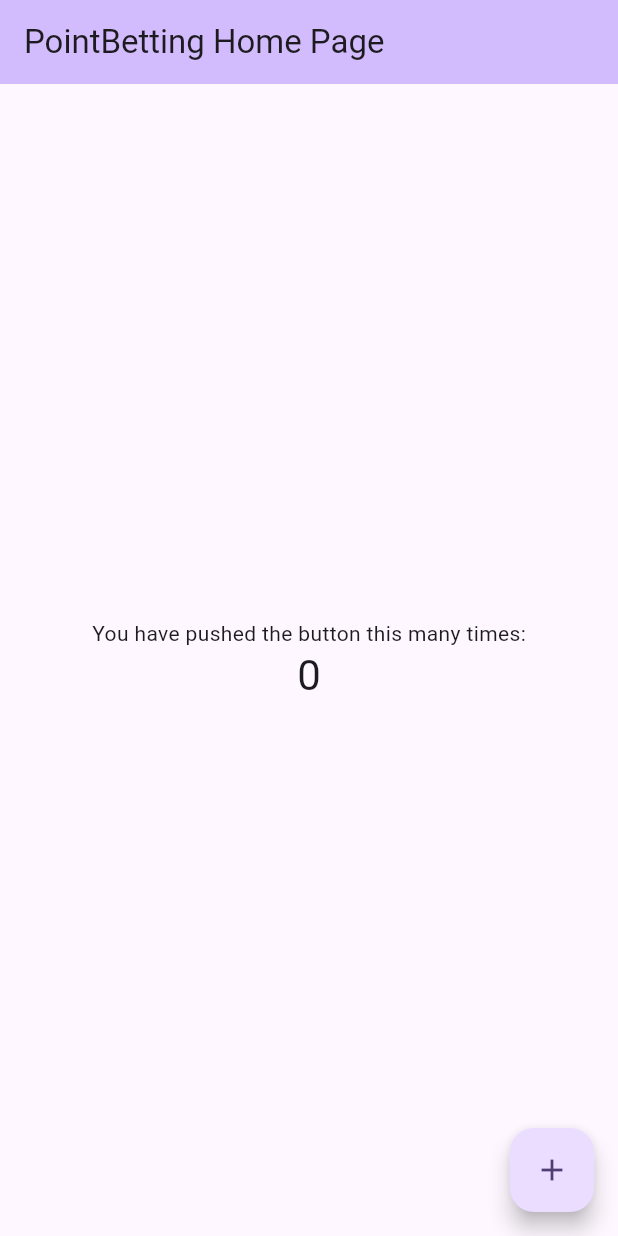
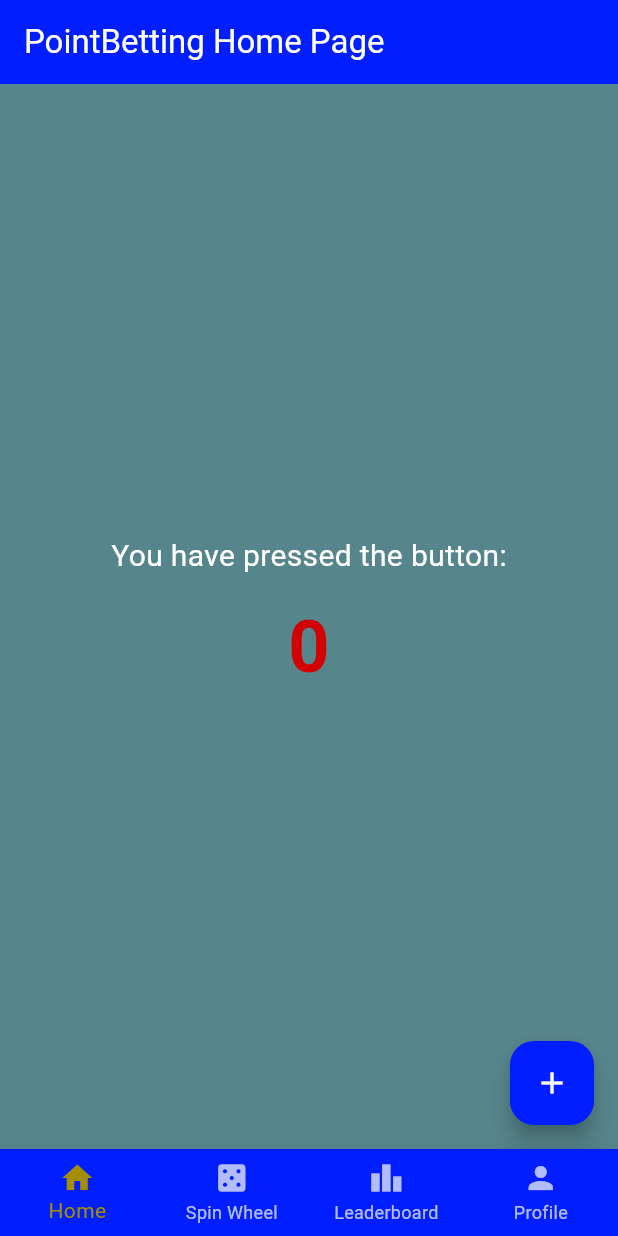
Before and after one commit to Aarhus-tech-project/app-teampointbetting, a Flutter app: the screen it shows after launch, on a phone screen of 412 x 824 dp. Run offline on Flutter 3.47's test engine with Material 3 defaults, Android fonts, the phone set to English and light mode, and no system bars.

Commit message:
added a BottomNavigationBar with the 4 main pages, and color pallet

```diff
--- a/frontend/point_betting/lib/main.dart
+++ b/frontend/point_betting/lib/main.dart
@@ -1,4 +1,16 @@
 import 'package:flutter/material.dart';
+import 'pages/HomePage.dart';
+import 'pages/SpinWheelPage.dart';
+import 'pages/LeaderboardPage.dart';
+import 'pages/ProfilePage.dart';
+
+// Refined color palette
+const Color bgColor = Color(0xFF56858B);       // teal background
+const Color accentBlue = Color(0xFF001EFF);    // AppBar & FAB
+const Color goldColor = Color(0xFFA58D00);     // selected items
+const Color redColor = Color(0xFFD20202);      // counters/alerts
+const Color whiteColor = Color(0xFFFFFFFF);    // text
+const Color white70 = Color(0xB3FFFFFF);       // unselected
 
 void main() {
   runApp(const MyApp());
@@ -7,116 +19,74 @@ void main() {
 class MyApp extends StatelessWidget {
   const MyApp({super.key});
 
-  // This widget is the root of your application.
   @override
   Widget build(BuildContext context) {
     return MaterialApp(
-      title: 'Flutter Demo',
+      title: 'PointBetting',
       theme: ThemeData(
-        // This is the theme of your application.
-        //
-        // TRY THIS: Try running your application with "flutter run". You'll see
-        // the application has a purple toolbar. Then, without quitting the app,
-        // try changing the seedColor in the colorScheme below to Colors.green
-        // and then invoke "hot reload" (save your changes or press the "hot
-        // reload" button in a Flutter-supported IDE, or press "r" if you used
-        // the command line to start the app).
-        //
-        // Notice that the counter didn't reset back to zero; the application
-        // state is not lost during the reload. To reset the state, use hot
-        // restart instead.
-        //
-        // This works for code too, not just values: Most code changes can be
-        // tested with just a hot reload.
-        colorScheme: ColorScheme.fromSeed(seedColor: Colors.deepPurple),
+        scaffoldBackgroundColor: bgColor,
+        appBarTheme: const AppBarTheme(
+          backgroundColor: accentBlue,
+          foregroundColor: whiteColor,
+        ),
+        bottomNavigationBarTheme: const BottomNavigationBarThemeData(
+          backgroundColor: accentBlue,
+          selectedItemColor: goldColor,
+          unselectedItemColor: white70,
+        ),
+        floatingActionButtonTheme: const FloatingActionButtonThemeData(
+          backgroundColor: accentBlue,
+          foregroundColor: whiteColor,
+        ),
       ),
-      home: const MyHomePage(title: 'PointBetting Home Page'),
+      home: const MainPage(title: 'PointBetting Home Page'),
     );
   }
 }
 
-class MyHomePage extends StatefulWidget {
-  const MyHomePage({super.key, required this.title});
-
-  // This widget is the home page of your application. It is stateful, meaning
-  // that it has a State object (defined below) that contains fields that affect
-  // how it looks.
-
-  // This class is the configuration for the state. It holds the values (in this
-  // case the title) provided by the parent (in this case the App widget) and
-  // used by the build method of the State. Fields in a Widget subclass are
-  // always marked "final".
-
+class MainPage extends StatefulWidget {
+  const MainPage({super.key, required this.title});
   final String title;
 
   @override
-  State<MyHomePage> createState() => _MyHomePageState();
+  State<MainPage> createState() => _MainPageState();
 }
 
-class _MyHomePageState extends State<MyHomePage> {
-  int _counter = 0;
+class _MainPageState extends State<MainPage> {
+  int _selectedIndex = 0;
 
-  void _incrementCounter() {
+  final List<Widget> _pages = const [
+    HomePage(),
+    SpinWheelPage(),
+    LeaderboardPage(),
+    ProfilePage(),
+  ];
+
+  void _onTabTapped(int index) {
     setState(() {
-      // This call to setState tells the Flutter framework that something has
-      // changed in this State, which causes it to rerun the build method below
-      // so that the display can reflect the updated values. If we changed
-      // _counter without calling setState(), then the build method would not be
-      // called again, and so nothing would appear to happen.
-      _counter++;
+      _selectedIndex = index;
     });
   }
 
   @override
   Widget build(BuildContext context) {
-    // This method is rerun every time setState is called, for instance as done
-    // by the _incrementCounter method above.
-    //
-    // The Flutter framework has been optimized to make rerunning build methods
-    // fast, so that you can just rebuild anything that needs updating rather
-    // than having to individually change instances of widgets.
     return Scaffold(
-      appBar: AppBar(
-        // TRY THIS: Try changing the color here to a specific color (to
-        // Colors.amber, perhaps?) and trigger a hot reload to see the AppBar
-        // change color while the other colors stay the same.
-        backgroundColor: Theme.of(context).colorScheme.inversePrimary,
-        // Here we take the value from the MyHomePage object that was created by
-        // the App.build method, and use it to set our appbar title.
-        title: Text(widget.title),
+      appBar: AppBar(title: Text(widget.title)),
+      body: _pages[_selectedIndex],
+      bottomNavigationBar: BottomNavigationBar(
+        type: BottomNavigationBarType.fixed,
+        currentIndex: _selectedIndex,
+        onTap: _onTabTapped,
+        selectedItemColor: goldColor,
+        unselectedItemColor: white70,
+        backgroundColor: accentBlue,
+        items: const [
+          BottomNavigationBarItem(icon: Icon(Icons.home), label: "Home"),
+          BottomNavigationBarItem(icon: Icon(Icons.casino), label: "Spin Wheel"),
+          BottomNavigationBarItem(icon: Icon(Icons.leaderboard), label: "Leaderboard"),
+          BottomNavigationBarItem(icon: Icon(Icons.person), label: "Profile"),
+        ],
       ),
-      body: Center(
-        // Center is a layout widget. It takes a single child and positions it
-        // in the middle of the parent.
-        child: Column(
-          // Column is also a layout widget. It takes a list of children and
-          // arranges them vertically. By default, it sizes itself to fit its
-          // children horizontally, and tries to be as tall as its parent.
-          //
-          // Column has various properties to control how it sizes itself and
-          // how it positions its children. Here we use mainAxisAlignment to
-          // center the children vertically; the main axis here is the vertical
-          // axis because Columns are vertical (the cross axis would be
-          // horizontal).
-          //
-          // TRY THIS: Invoke "debug painting" (choose the "Toggle Debug Paint"
-          // action in the IDE, or press "p" in the console), to see the
-          // wireframe for each widget.
-          mainAxisAlignment: MainAxisAlignment.center,
-          children: <Widget>[
-            const Text('You have pushed the button this many times:'),
-            Text(
-              '$_counter',
-              style: Theme.of(context).textTheme.headlineMedium,
-            ),
-          ],
-        ),
-      ),
-      floatingActionButton: FloatingActionButton(
-        onPressed: _incrementCounter,
-        tooltip: 'Increment',
-        child: const Icon(Icons.add),
-      ), // This trailing comma makes auto-formatting nicer for build methods.
     );
   }
 }
--- /dev/null
+++ b/frontend/point_betting/lib/pages/HomePage.dart
@@ -0,0 +1,53 @@
+import 'package:flutter/material.dart';
+
+const Color bgColor = Color(0xFF56858B);
+const Color accentBlue = Color(0xFF001EFF);
+const Color redColor = Color(0xFFD20202);
+const Color goldColor = Color(0xFFA58D00);
+const Color whiteColor = Color(0xFFFFFFFF);
+
+class HomePage extends StatefulWidget {
+  const HomePage({super.key});
+
+  @override
+  State<HomePage> createState() => _HomePageState();
+}
+
+class _HomePageState extends State<HomePage> {
+  int _counter = 0;
+
+  void _incrementCounter() {
+    setState(() => _counter++);
+  }
+
+  @override
+  Widget build(BuildContext context) {
+    return Scaffold(
+      backgroundColor: bgColor,
+      body: Center(
+        child: Column(
+          mainAxisAlignment: MainAxisAlignment.center,
+          children: [
+            Text(
+              'You have pressed the button:',
+              style: const TextStyle(color: whiteColor, fontSize: 20),
+            ),
+            const SizedBox(height: 12),
+            Text(
+              '$_counter',
+              style: const TextStyle(
+                color: redColor,
+                fontSize: 48,
+                fontWeight: FontWeight.bold,
+              ),
+            ),
+          ],
+        ),
+      ),
+      floatingActionButton: FloatingActionButton(
+        onPressed: _incrementCounter,
+        child: const Icon(Icons.add),
+      ),
+    );
+  }
+}
--- /dev/null
+++ b/frontend/point_betting/lib/pages/LeaderboardPage.dart
@@ -0,0 +1,29 @@
+import 'package:flutter/material.dart';
+
+const Color bgColor = Color(0xFF56858B);
+const Color goldColor = Color(0xFFA58D00);
+const Color whiteColor = Color(0xFFFFFFFF);
+
+class LeaderboardPage extends StatelessWidget {
+  const LeaderboardPage({super.key});
+
+  @override
+  Widget build(BuildContext context) {
+    return Scaffold(
+      backgroundColor: bgColor,
+      body: Center(
+        child: Column(
+          mainAxisAlignment: MainAxisAlignment.center,
+          children: const [
+            Icon(Icons.leaderboard, size: 80, color: goldColor),
+            SizedBox(height: 20),
+            Text(
+              'Leaderboard',
+              style: TextStyle(color: whiteColor, fontSize: 28),
+            ),
+          ],
+        ),
+      ),
+    );
+  }
+}
```
Also changed, not shown: frontend/point_betting/lib/pages/ProfilePage.dart (added, +29 -0 lines), frontend/point_betting/lib/pages/SpinWheelPage.dart (added, +29 -0 lines).
